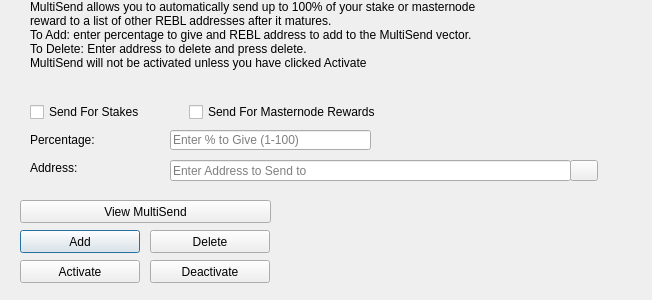
Before: the Qt Designer form src/qt/forms/multisenddialog.ui in RebelliousToken/REBL, drawn with Qt 5.
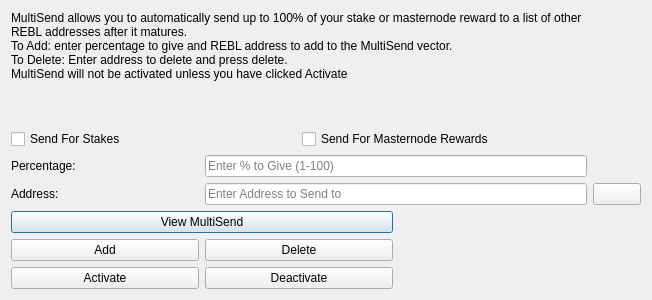
After: the same form once the commit is applied. Icons and pictures are not drawn.

Commit message: Misc changes (Masternodes, sync, wallet design)

What changed in the file:
```diff
--- a/src/qt/forms/multisenddialog.ui
+++ b/src/qt/forms/multisenddialog.ui
@@ -16,47 +16,9 @@
   <property name="windowTitle">
    <string>MultiSend</string>
   </property>
-  <widget class="QLineEdit" name="multiSendPercentEdit">
-   <property name="geometry">
-    <rect>
-     <x>170</x>
-     <y>130</y>
-     <width>201</width>
-     <height>20</height>
-    </rect>
-   </property>
-   <property name="toolTip">
-    <string>Enter whole numbers 1 - 100</string>
-   </property>
-   <property name="placeholderText">
-    <string>Enter % to Give (1-100)</string>
-   </property>
-  </widget>
-  <widget class="QLineEdit" name="multiSendAddressEdit">
-   <property name="geometry">
-    <rect>
-     <x>170</x>
-     <y>160</y>
-     <width>401</width>
-     <height>21</height>
-    </rect>
-   </property>
-   <property name="toolTip">
-    <string/>
-   </property>
-   <property name="placeholderText">
-    <string>Enter Address to Send to</string>
-   </property>
-  </widget>
+  <layout class="QGridLayout" name="gridLayout">
+   <item row="0" column="0" colspan="3">
   <widget class="QLabel" name="label_2">
-   <property name="geometry">
-    <rect>
-     <x>30</x>
-     <y>0</y>
-     <width>451</width>
-     <height>121</height>
-    </rect>
-   </property>
    <property name="lineWidth">
     <number>1</number>
    </property>
@@ -73,28 +35,33 @@
     <bool>true</bool>
    </property>
   </widget>
-  <widget class="QLabel" name="message">
-   <property name="geometry">
-    <rect>
-     <x>290</x>
-     <y>200</y>
-     <width>351</width>
-     <height>91</height>
-    </rect>
-   </property>
+   </item>
+   <item row="1" column="0" colspan="3">
+    <layout class="QHBoxLayout" name="horizontalLayout">
+     <property name="spacing">
+      <number>6</number>
+     </property>
+     <property name="bottomMargin">
+      <number>0</number>
+     </property>
+     <item>
+      <widget class="QCheckBox" name="multiSendStakeCheckBox">
    <property name="text">
-    <string/>
-   </property>
-  </widget>
-  <widget class="QPushButton" name="addButton">
-   <property name="geometry">
-    <rect>
-     <x>20</x>
-     <y>230</y>
-     <width>120</width>
-     <height>23</height>
-    </rect>
-   </property>
+        <string>Send For Stakes</string>
+       </property>
+      </widget>
+     </item>
+     <item>
+      <widget class="QCheckBox" name="multiSendMasternodeCheckBox">
+       <property name="text">
+        <string>Send For Masternode Rewards</string>
+       </property>
+      </widget>
+     </item>
+    </layout>
+   </item>
+   <item row="2" column="0">
+    <widget class="QLabel" name="label">
    <property name="toolTip">
     <string/>
    </property>
@@ -102,33 +69,53 @@
     <string>Add to MultiSend Vector</string>
    </property>
    <property name="text">
-    <string>Add</string>
-   </property>
-  </widget>
-  <widget class="QPushButton" name="disableButton">
-   <property name="geometry">
-    <rect>
-     <x>150</x>
-     <y>260</y>
-     <width>120</width>
-     <height>23</height>
-    </rect>
-   </property>
-   <property name="statusTip">
-    <string>Deactivate MultiSend</string>
-   </property>
+      <string>Percentage:</string>
+     </property>
+    </widget>
+   </item>
+   <item row="2" column="1" colspan="2">
+    <widget class="QLineEdit" name="multiSendPercentEdit">
+     <property name="toolTip">
+      <string>Enter whole numbers 1 - 100</string>
+     </property>
+     <property name="placeholderText">
+      <string>Enter % to Give (1-100)</string>
+     </property>
+    </widget>
+   </item>
+   <item row="3" column="0">
+    <widget class="QLabel" name="label_5">
+     <property name="toolTip">
+      <string>Address to send portion of stake to</string>
+     </property>
    <property name="text">
-    <string>Deactivate</string>
-   </property>
-  </widget>
+      <string>Address:</string>
+     </property>
+    </widget>
+   </item>
+   <item row="3" column="1" colspan="2">
+    <widget class="QLineEdit" name="multiSendAddressEdit">
+     <property name="toolTip">
+      <string/>
+     </property>
+     <property name="placeholderText">
+      <string>Enter Address to Send to</string>
+     </property>
+    </widget>
+   </item>
+   <item row="3" column="3">
   <widget class="QPushButton" name="addressBookButton">
-   <property name="geometry">
-    <rect>
-     <x>570</x>
-     <y>160</y>
-     <width>28</width>
-     <height>21</height>
-    </rect>
+     <property name="sizePolicy">
+      <sizepolicy hsizetype="Fixed" vsizetype="Fixed">
+       <horstretch>0</horstretch>
+       <verstretch>0</verstretch>
+      </sizepolicy>
+     </property>
+     <property name="maximumSize">
+      <size>
+       <width>48</width>
+       <height>24</height>
+      </size>
    </property>
    <property name="toolTip">
     <string>Choose an address from the address book</string>
@@ -147,47 +134,36 @@
     <bool>false</bool>
    </property>
   </widget>
-  <widget class="QLabel" name="label">
-   <property name="geometry">
-    <rect>
-     <x>30</x>
-     <y>130</y>
-     <width>121</width>
-     <height>20</height>
-    </rect>
-   </property>
+   </item>
+   <item row="4" column="0" colspan="2">
+    <widget class="QPushButton" name="viewButton">
    <property name="toolTip">
     <string>Percentage of stake to send</string>
    </property>
    <property name="text">
-    <string>Percentage:</string>
-   </property>
-  </widget>
-  <widget class="QLabel" name="label_5">
-   <property name="geometry">
-    <rect>
-     <x>30</x>
-     <y>160</y>
-     <width>111</width>
-     <height>16</height>
-    </rect>
-   </property>
+      <string>View MultiSend</string>
+     </property>
+    </widget>
+   </item>
+   <item row="4" column="2" rowspan="3" colspan="2">
+    <widget class="QLabel" name="message">
+     <property name="text">
+      <string/>
+     </property>
+    </widget>
+   </item>
+   <item row="5" column="0">
+    <widget class="QPushButton" name="addButton">
    <property name="toolTip">
     <string>Address to send portion of stake to</string>
    </property>
    <property name="text">
-    <string>Address:</string>
-   </property>
-  </widget>
+      <string>Add</string>
+     </property>
+    </widget>
+   </item>
+   <item row="5" column="1">
   <widget class="QPushButton" name="deleteButton">
-   <property name="geometry">
-    <rect>
-     <x>150</x>
-     <y>230</y>
-     <width>120</width>
-     <height>23</height>
-    </rect>
-   </property>
    <property name="toolTip">
     <string/>
    </property>
@@ -198,15 +174,9 @@
     <string>Delete</string>
    </property>
   </widget>
+   </item>
+   <item row="6" column="0">
   <widget class="QPushButton" name="activateButton">
-   <property name="geometry">
-    <rect>
-     <x>20</x>
-     <y>260</y>
-     <width>120</width>
-     <height>23</height>
-    </rect>
-   </property>
    <property name="statusTip">
     <string>Activate MultiSend</string>
    </property>
@@ -214,51 +184,18 @@
     <string>Activate</string>
    </property>
   </widget>
-  <widget class="QPushButton" name="viewButton">
-   <property name="geometry">
-    <rect>
-     <x>20</x>
-     <y>200</y>
-     <width>251</width>
-     <height>23</height>
-    </rect>
-   </property>
-   <property name="toolTip">
-    <string/>
-   </property>
+   </item>
+   <item row="6" column="1">
+    <widget class="QPushButton" name="disableButton">
    <property name="statusTip">
     <string>View MultiSend Vector</string>
    </property>
    <property name="text">
-    <string>View MultiSend</string>
-   </property>
-  </widget>
-  <widget class="QWidget" name="horizontalLayoutWidget">
-   <property name="geometry">
-    <rect>
-     <x>30</x>
-     <y>100</y>
-     <width>351</width>
-     <height>24</height>
-    </rect>
-   </property>
-   <layout class="QHBoxLayout" name="horizontalLayout">
-    <item>
-     <widget class="QCheckBox" name="multiSendStakeCheckBox">
-      <property name="text">
-       <string>Send For Stakes</string>
-      </property>
-     </widget>
-    </item>
-    <item>
-     <widget class="QCheckBox" name="multiSendMasternodeCheckBox">
-      <property name="text">
-       <string>Send For Masternode Rewards</string>
+      <string>Deactivate</string>
       </property>
      </widget>
     </item>
    </layout>
-  </widget>
  </widget>
  <resources>
   <include location="../rebellious.qrc"/>
```
Left out of the diff: 23 changed lines with no effect on the pictures. Lines whose indentation alone changed are shown as unchanged. The commit also changes 158 other files.
